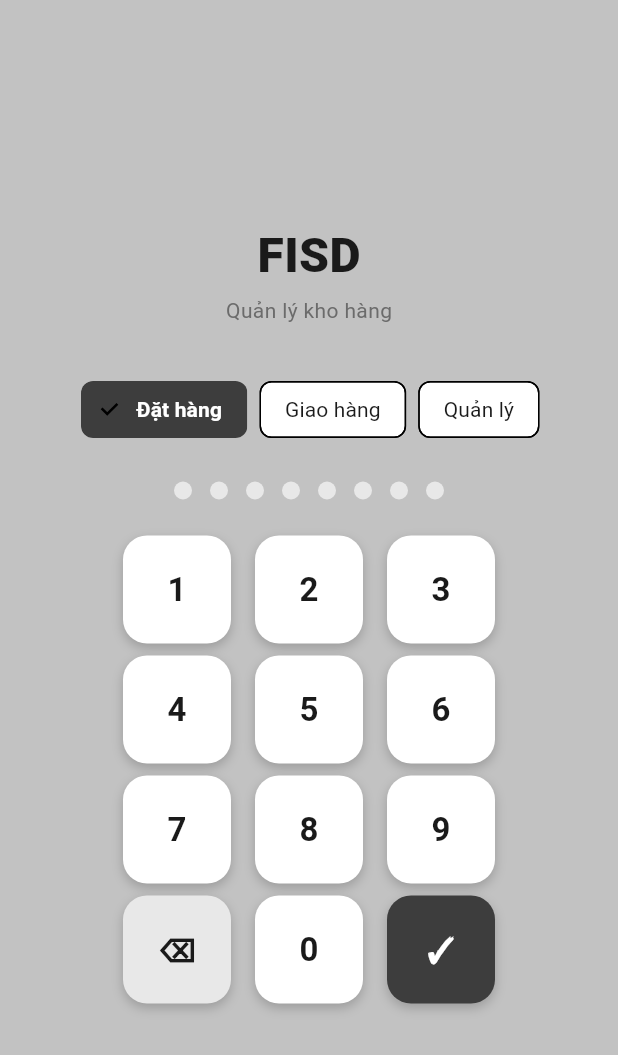
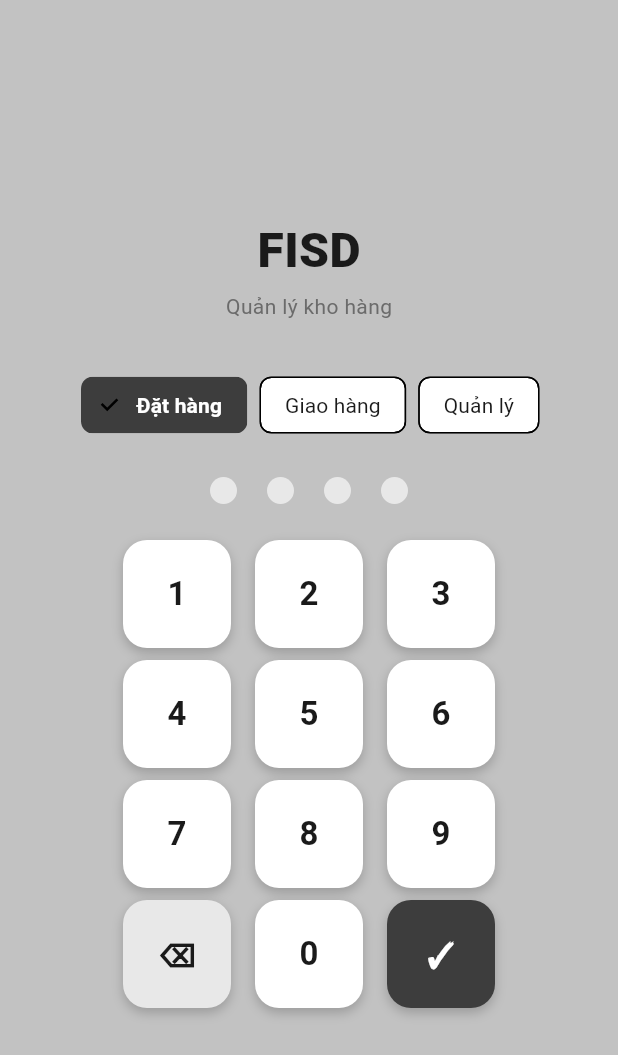
Before and after one commit to Dannyplusplus12/FISD-R, a Flutter app: the screen it shows after launch, on a phone screen of 412 x 824 dp. Shown: the top 1055 px of the screen. Run offline on Flutter 3.47's test engine with Material 3 defaults, Android fonts, the phone set to English and light mode, and no system bars; our stand-ins replace dio, flutter_riverpod, shared_preferences.

Commit message:
fix: PIN login shows 4 dots and auto-submits on 4th digit
Co-Authored-By: Claude Sonnet 4.6 <noreply@anthropic.com>

```diff
--- a/frontend/lib/features/auth/login_page.dart
+++ b/frontend/lib/features/auth/login_page.dart
@@ -29,9 +29,12 @@ class _LoginPageState extends ConsumerState<LoginPage> {
     {'value': 'manager', 'label': 'Quản lý'},
   ];
 
-  // Add a digit to the PIN (max 8 digits)
   void _onDigit(String digit) {
-    if (_pin.length < 8) setState(() => _pin += digit);
+    if (_pin.length < 4) {
+      final next = _pin + digit;
+      setState(() => _pin = next);
+      if (next.length == 4) _onLogin();
+    }
   }
 
   // Remove the last digit
@@ -172,13 +175,13 @@ class _PinDots extends StatelessWidget {
   Widget build(BuildContext context) {
     return Row(
       mainAxisAlignment: MainAxisAlignment.center,
-      children: List.generate(8, (i) {
+      children: List.generate(4, (i) {
         final filled = i < pin.length;
         return Padding(
-          padding: const EdgeInsets.symmetric(horizontal: 6),
+          padding: const EdgeInsets.symmetric(horizontal: 10),
           child: Container(
-            width: filled ? 16 : 12,
-            height: filled ? 16 : 12,
+            width: 18,
+            height: 18,
             decoration: BoxDecoration(
               shape: BoxShape.circle,
               color: filled ? AppColors.navSelected : AppColors.navUnselected,
```
